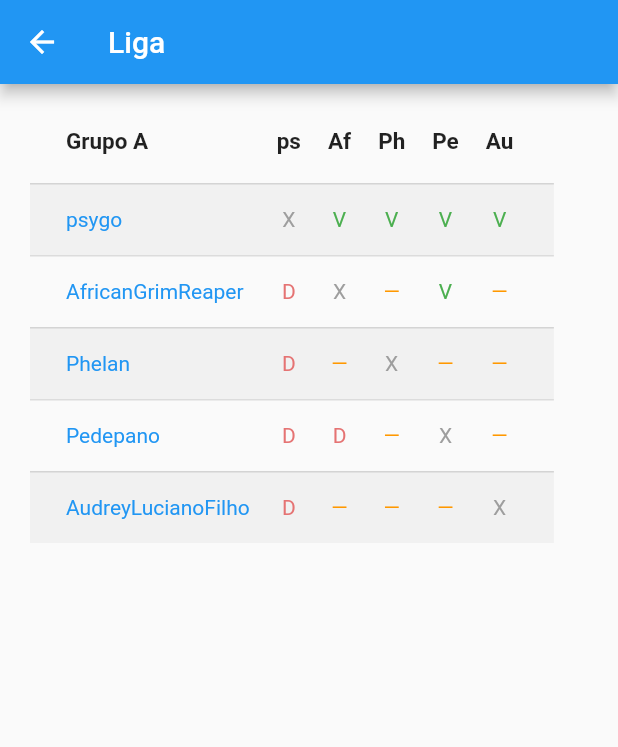
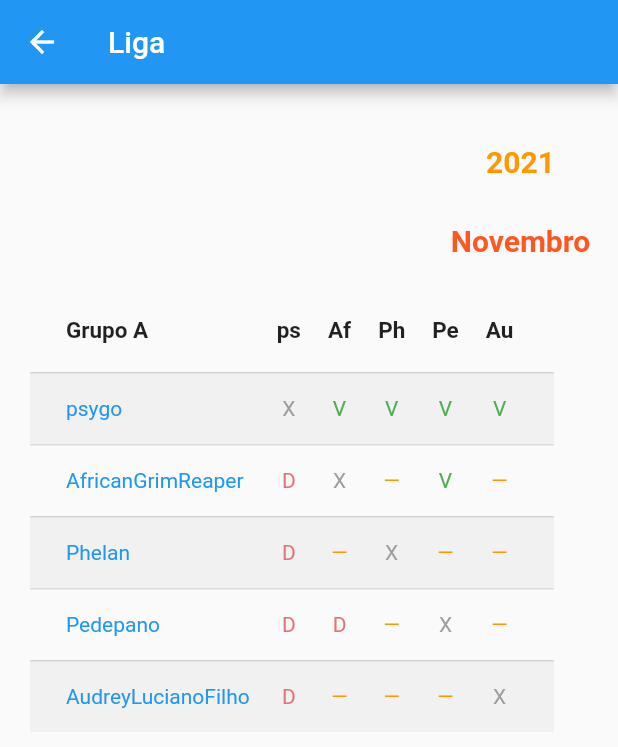
Before and after one commit to FanaroEngineering/dogemp, a Flutter app: the LeagueScreen screen opened directly, on a phone screen of 412 x 824 dp. Shown: the top 747 px of the screen. Run offline on Flutter 3.47's test engine with Material 2 defaults, Android fonts, the phone set to English and light mode, and no system bars.

Commit message:
added a month and year title to the leagues

```diff
--- a/lib/screens/league_screen.dart
+++ b/lib/screens/league_screen.dart
@@ -45,7 +45,28 @@ class LeagueScreen extends StatelessWidget {
             scrollDirection: Axis.horizontal,
             child: Container(
               margin: const EdgeInsets.symmetric(horizontal: 20),
-              child: Row(
+              child: Column(
+                children: [
+                  const SizedBox(height: 30),
+                  const SelectableText(
+                    '2021',
+                    style: TextStyle(
+                      fontSize: 20,
+                      fontWeight: FontWeight.bold,
+                      color: Colors.orange,
+                    ),
+                  ),
+                  const SizedBox(height: 30),
+                  const SelectableText(
+                    'Novembro',
+                    style: TextStyle(
+                      fontSize: 20,
+                      fontWeight: FontWeight.bold,
+                      color: Colors.deepOrange,
+                    ),
+                  ),
+                  const SizedBox(height: 20),
+                  Row(
                     children: [
                       DataTable(
                         headingTextStyle: const TextStyle(
@@ -65,8 +86,8 @@ class LeagueScreen extends StatelessWidget {
                         ),
                         rows: [
                           DataRow(
-                        color:
-                            MaterialStateProperty.resolveWith((_) => Colors.grey.withOpacity(0.1)),
+                            color: MaterialStateProperty.resolveWith(
+                                (_) => Colors.grey.withOpacity(0.1)),
                             cells: [
                               PlayerCell(playerName: 'psygo'),
                               GameResultCell(text: 'X'),
@@ -87,8 +108,8 @@ class LeagueScreen extends StatelessWidget {
                             ],
                           ),
                           DataRow(
-                        color:
-                            MaterialStateProperty.resolveWith((_) => Colors.grey.withOpacity(0.1)),
+                            color: MaterialStateProperty.resolveWith(
+                                (_) => Colors.grey.withOpacity(0.1)),
                             cells: [
                               PlayerCell(playerName: 'Phelan'),
                               GameResultCell(text: 'D', gameRecordId: '38953919'),
@@ -109,8 +130,8 @@ class LeagueScreen extends StatelessWidget {
                             ],
                           ),
                           DataRow(
-                        color:
-                            MaterialStateProperty.resolveWith((_) => Colors.grey.withOpacity(0.1)),
+                            color: MaterialStateProperty.resolveWith(
+                                (_) => Colors.grey.withOpacity(0.1)),
                             cells: [
                               PlayerCell(playerName: 'AudreyLucianoFilho'),
                               GameResultCell(text: 'D', gameRecordId: '38321258'),
@@ -132,8 +153,8 @@ class LeagueScreen extends StatelessWidget {
                         ],
                         rows: [
                           DataRow(
-                        color:
-                            MaterialStateProperty.resolveWith((_) => Colors.grey.withOpacity(0.1)),
+                            color: MaterialStateProperty.resolveWith(
+                                (_) => Colors.grey.withOpacity(0.1)),
                             cells: [
                               const DataCell(Center(child: SelectableText('1'))),
                               PlayerCell(playerName: 'psygo'),
@@ -146,8 +167,8 @@ class LeagueScreen extends StatelessWidget {
                             ],
                           ),
                           DataRow(
-                        color:
-                            MaterialStateProperty.resolveWith((_) => Colors.grey.withOpacity(0.1)),
+                            color: MaterialStateProperty.resolveWith(
+                                (_) => Colors.grey.withOpacity(0.1)),
                             cells: [
                               const DataCell(Center(child: SelectableText('3'))),
                               PlayerCell(playerName: 'Pedepano'),
@@ -160,11 +181,13 @@ class LeagueScreen extends StatelessWidget {
                             ],
                           ),
                           DataRow(
-                        color:
-                            MaterialStateProperty.resolveWith((_) => Colors.grey.withOpacity(0.1)),
+                            color: MaterialStateProperty.resolveWith(
+                                (_) => Colors.grey.withOpacity(0.1)),
                             cells: [
                               const DataCell(Center(child: SelectableText('5'))),
                               PlayerCell(playerName: 'AudreyLucianoFilho'),
+                            ],
+                          ),
                         ],
                       ),
                     ],
```
Lines whose indentation alone changed are shown as unchanged.
